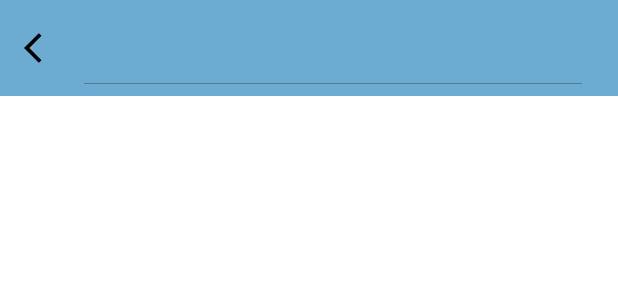
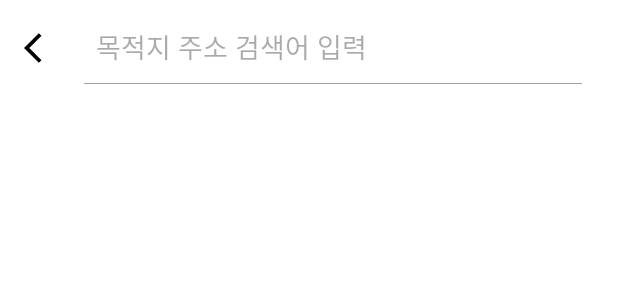
Before and after one commit to WayBackHomeProject/Mobile, an Android app: the layout fragment_search_address.xml on its own in the app's theme, with its tools: preview values and no code run, on a phone screen of 412 x 824 dp. Shown: the top 300 px of the screen. Run offline under Robolectric (Android 15) with nearby library versions, the phone set to English and light mode, and no system bars.

Commit message:
feat : [UI 수정] fragment_search_address.xml : 디자인 구현

```diff
--- a/mobile_app/app/src/main/res/layout/fragment_search_address.xml
+++ b/mobile_app/app/src/main/res/layout/fragment_search_address.xml
@@ -11,9 +11,9 @@
         android:id="@+id/tb_destination"
         android:layout_width="match_parent"
         android:layout_height="wrap_content"
-        android:background="?attr/colorPrimary"
         android:minHeight="?attr/actionBarSize"
         android:theme="?attr/actionBarTheme"
+
         app:navigationIcon="@drawable/baseline_arrow_back_ios_24"
         app:layout_constraintEnd_toEndOf="parent"
         app:layout_constraintStart_toStartOf="parent"
@@ -39,6 +39,7 @@
         android:layout_marginEnd="16dp"
         android:iconifiedByDefault="false"
         android:searchIcon="@null"
+        android:queryHint="목적지 주소 검색어 입력"
         app:iconifiedByDefault="false"
         app:layout_constraintBottom_toBottomOf="@+id/tb_destination"
         app:layout_constraintEnd_toEndOf="@+id/tb_destination"
```
